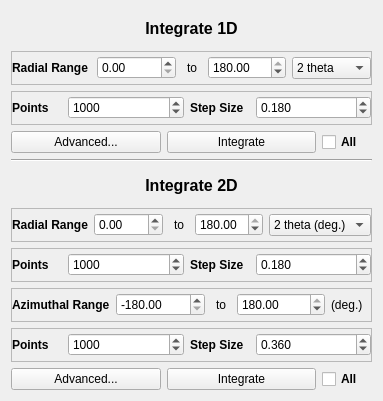
The window that xdart/experiments/ttheta_scan/gui/integratorUI.ui (rwalroth/xdart) describes before a commit, drawn with Qt 5.
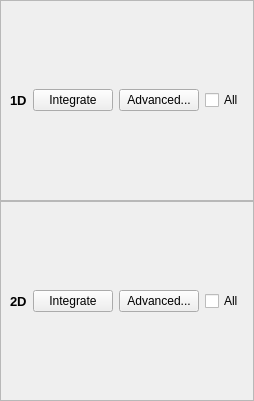
The same window after the commit.

Commit message:
Range widget UI finalized and internally wired
Still needs to connect to sphere args

What changed in the file:
```diff
--- a/xdart/experiments/ttheta_scan/gui/integratorUI.ui
+++ b/xdart/experiments/ttheta_scan/gui/integratorUI.ui
@@ -6,271 +6,31 @@
    <rect>
     <x>0</x>
     <y>0</y>
-    <width>383</width>
+    <width>239</width>
     <height>401</height>
    </rect>
   </property>
   <property name="windowTitle">
    <string>Form</string>
   </property>
-  <layout class="QGridLayout" name="gridLayout">
-   <item row="0" column="0" colspan="3">
-    <widget class="QLabel" name="label">
-     <property name="font">
-      <font>
-       <pointsize>12</pointsize>
-       <weight>75</weight>
-       <bold>true</bold>
-      </font>
-     </property>
-     <property name="text">
-      <string>Integrate 1D</string>
-     </property>
-     <property name="textFormat">
-      <enum>Qt::AutoText</enum>
-     </property>
-     <property name="alignment">
-      <set>Qt::AlignCenter</set>
-     </property>
-    </widget>
-   </item>
-   <item row="1" column="0" colspan="3">
-    <widget class="QFrame" name="radialRange1DFrame">
-     <property name="frameShape">
-      <enum>QFrame::StyledPanel</enum>
-     </property>
-     <property name="frameShadow">
-      <enum>QFrame::Raised</enum>
-     </property>
-     <layout class="QHBoxLayout" name="horizontalLayout">
-      <property name="leftMargin">
-       <number>0</number>
-      </property>
-      <property name="topMargin">
-       <number>0</number>
-      </property>
-      <property name="rightMargin">
-       <number>0</number>
-      </property>
-      <property name="bottomMargin">
-       <number>0</number>
-      </property>
-      <item>
-       <widget class="QLabel" name="label_3">
-        <property name="font">
-         <font>
-          <weight>75</weight>
-          <bold>true</bold>
-         </font>
-        </property>
-        <property name="text">
-         <string>Radial Range</string>
-        </property>
-       </widget>
-      </item>
-      <item>
-       <widget class="QDoubleSpinBox" name="radialLow1D">
-        <property name="maximum">
-         <double>180.000000000000000</double>
-        </property>
-       </widget>
-      </item>
-      <item>
-       <widget class="QLabel" name="label_4">
-        <property name="maximumSize">
-         <size>
-          <width>20</width>
-          <height>16777215</height>
-         </size>
-        </property>
-        <property name="text">
-         <string>to</string>
-        </property>
-        <property name="alignment">
-         <set>Qt::AlignCenter</set>
-        </property>
-       </widget>
-      </item>
-      <item>
-       <widget class="QDoubleSpinBox" name="doubleSpinBox_2">
-        <property name="maximum">
-         <double>180.000000000000000</double>
-        </property>
-        <property name="value">
-         <double>180.000000000000000</double>
-        </property>
-       </widget>
-      </item>
-      <item>
-       <widget class="QComboBox" name="comboBox">
-        <item>
-         <property name="text">
-          <string>2 theta</string>
-         </property>
-        </item>
-        <item>
-         <property name="text">
-          <string>q</string>
-         </property>
-        </item>
-       </widget>
-      </item>
-     </layout>
-    </widget>
-   </item>
-   <item row="2" column="0" colspan="3">
-    <widget class="QFrame" name="radialPoints1DFrame">
-     <property name="frameShape">
-      <enum>QFrame::StyledPanel</enum>
-     </property>
-     <property name="frameShadow">
-      <enum>QFrame::Raised</enum>
-     </property>
-     <layout class="QHBoxLayout" name="horizontalLayout_4">
-      <property name="leftMargin">
-       <number>0</number>
-      </property>
-      <property name="topMargin">
-       <number>0</number>
-      </property>
-      <property name="rightMargin">
-       <number>0</number>
-      </property>
-      <property name="bottomMargin">
-       <number>0</number>
-      </property>
-      <item>
-       <widget class="QLabel" name="label_10">
-        <property name="maximumSize">
-         <size>
-          <width>50</width>
-          <height>16777215</height>
-         </size>
-        </property>
-        <property name="font">
-         <font>
-          <weight>75</weight>
-          <bold>true</bold>
-         </font>
-        </property>
-        <property name="text">
-         <string>Points</string>
-        </property>
-        <property name="alignment">
-         <set>Qt::AlignLeading|Qt::AlignLeft|Qt::AlignVCenter</set>
-        </property>
-       </widget>
-      </item>
-      <item>
-       <widget class="QSpinBox" name="spinBox">
-        <property name="maximum">
-         <number>100000</number>
-        </property>
-        <property name="value">
-         <number>1000</number>
-        </property>
-       </widget>
-      </item>
-      <item>
-       <widget class="QLabel" name="label_11">
-        <property name="maximumSize">
-         <size>
-          <width>60</width>
-          <height>16777215</height>
-         </size>
-        </property>
-        <property name="font">
-         <font>
-          <weight>75</weight>
-          <bold>true</bold>
-         </font>
-        </property>
-        <property name="text">
-         <string>Step Size</string>
-        </property>
-        <property name="alignment">
-         <set>Qt::AlignLeading|Qt::AlignLeft|Qt::AlignVCenter</set>
-        </property>
-       </widget>
-      </item>
-      <item>
-       <widget class="QDoubleSpinBox" name="doubleSpinBox_7">
-        <property name="decimals">
-         <number>3</number>
-        </property>
-        <property name="maximum">
-         <double>100.000000000000000</double>
-        </property>
-        <property name="singleStep">
-         <double>0.100000000000000</double>
-        </property>
-        <property name="value">
-         <double>0.180000000000000</double>
-        </property>
-       </widget>
-      </item>
-     </layout>
-    </widget>
-   </item>
-   <item row="3" column="0">
-    <widget class="QPushButton" name="advanced1D">
-     <property name="text">
-      <string>Advanced...</string>
-     </property>
-    </widget>
-   </item>
-   <item row="3" column="1">
-    <widget class="QPushButton" name="integrate1D">
-     <property name="text">
-      <string>Integrate</string>
-     </property>
-    </widget>
-   </item>
-   <item row="3" column="2">
-    <widget class="QCheckBox" name="all1D">
-     <property name="maximumSize">
-      <size>
-       <width>50</width>
-       <height>16777215</height>
-      </size>
-     </property>
-     <property name="font">
-      <font>
-       <weight>75</weight>
-       <bold>true</bold>
-      </font>
-     </property>
-     <property name="text">
-      <string>All</string>
-     </property>
-    </widget>
-   </item>
-   <item row="4" column="0" colspan="3">
-    <widget class="Line" name="line">
-     <property name="orientation">
-      <enum>Qt::Horizontal</enum>
-     </property>
-    </widget>
-   </item>
-   <item row="5" column="0" colspan="3">
-    <widget class="QLabel" name="label_2">
-     <property name="font">
-      <font>
-       <pointsize>12</pointsize>
-       <weight>75</weight>
-       <bold>true</bold>
-      </font>
-     </property>
-     <property name="text">
-      <string>Integrate 2D</string>
-     </property>
-     <property name="alignment">
-      <set>Qt::AlignCenter</set>
-     </property>
-    </widget>
-   </item>
-   <item row="6" column="0" colspan="3">
-    <widget class="QFrame" name="radialRange2DFrame">
+  <layout class="QVBoxLayout" name="verticalLayout">
+   <property name="spacing">
+    <number>0</number>
+   </property>
+   <property name="leftMargin">
+    <number>0</number>
+   </property>
+   <property name="topMargin">
+    <number>0</number>
+   </property>
+   <property name="rightMargin">
+    <number>0</number>
+   </property>
+   <property name="bottomMargin">
+    <number>0</number>
+   </property>
+   <item>
+    <widget class="QFrame" name="buttonFrame1D">
      <property name="frameShape">
       <enum>QFrame::StyledPanel</enum>
      </property>
@@ -278,400 +38,103 @@
       <enum>QFrame::Raised</enum>
      </property>
      <layout class="QHBoxLayout" name="horizontalLayout_2">
-      <property name="leftMargin">
-       <number>0</number>
-      </property>
-      <property name="topMargin">
-       <number>0</number>
-      </property>
-      <property name="rightMargin">
-       <number>0</number>
-      </property>
-      <property name="bottomMargin">
-       <number>0</number>
-      </property>
       <item>
-       <widget class="QLabel" name="label_5">
-        <property name="font">
-         <font>
-          <weight>75</weight>
-          <bold>true</bold>
-         </font>
-        </property>
-        <property name="text">
-         <string>Radial Range</string>
-        </property>
-       </widget>
-      </item>
-      <item>
-       <widget class="QDoubleSpinBox" name="doubleSpinBox_3">
-        <property name="maximum">
-         <double>180.000000000000000</double>
-        </property>
-       </widget>
-      </item>
-      <item>
-       <widget class="QLabel" name="label_6">
+       <widget class="QLabel" name="label_2">
         <property name="maximumSize">
          <size>
-          <width>20</width>
+          <width>30</width>
           <height>16777215</height>
          </size>
         </property>
-        <property name="text">
-         <string>to</string>
-        </property>
-        <property name="alignment">
-         <set>Qt::AlignCenter</set>
-        </property>
-       </widget>
-      </item>
-      <item>
-       <widget class="QDoubleSpinBox" name="doubleSpinBox_4">
-        <property name="maximum">
-         <double>180.000000000000000</double>
-        </property>
-        <property name="value">
-         <double>180.000000000000000</double>
-        </property>
-       </widget>
-      </item>
-      <item>
-       <widget class="QComboBox" name="comboBox_2">
-        <item>
-         <property name="text">
-          <string>2 theta (deg.)</string>
-         </property>
-        </item>
-        <item>
-         <property name="text">
-          <string>q (A-1)</string>
-         </property>
-        </item>
-       </widget>
-      </item>
-     </layout>
-    </widget>
-   </item>
-   <item row="7" column="0" colspan="3">
-    <widget class="QFrame" name="radialPoints2DFrame">
-     <property name="frameShape">
-      <enum>QFrame::StyledPanel</enum>
-     </property>
-     <property name="frameShadow">
-      <enum>QFrame::Raised</enum>
-     </property>
-     <layout class="QHBoxLayout" name="horizontalLayout_8">
-      <property name="leftMargin">
-       <number>0</number>
-      </property>
-      <property name="topMargin">
-       <number>0</number>
-      </property>
-      <property name="rightMargin">
-       <number>0</number>
-      </property>
-      <property name="bottomMargin">
-       <number>0</number>
-      </property>
-      <item>
-       <widget class="QLabel" name="label_19">
-        <property name="maximumSize">
-         <size>
-          <width>50</width>
-          <height>16777215</height>
-         </size>
-        </property>
         <property name="font">
          <font>
+          <pointsize>10</pointsize>
           <weight>75</weight>
           <bold>true</bold>
          </font>
         </property>
         <property name="text">
-         <string>Points</string>
+         <string>1D</string>
         </property>
-        <property name="alignment">
-         <set>Qt::AlignLeading|Qt::AlignLeft|Qt::AlignVCenter</set>
-        </property>
        </widget>
       </item>
       <item>
-       <widget class="QSpinBox" name="spinBox_5">
-        <property name="maximum">
-         <number>100000</number>
-        </property>
-        <property name="value">
-         <number>1000</number>
-        </property>
-       </widget>
-      </item>
-      <item>
-       <widget class="QLabel" name="label_18">
-        <property name="maximumSize">
-         <size>
-          <width>60</width>
-          <height>16777215</height>
-         </size>
-        </property>
-        <property name="font">
-         <font>
-          <weight>75</weight>
-          <bold>true</bold>
-         </font>
-        </property>
+       <widget class="QPushButton" name="integrate1D">
         <property name="text">
-         <string>Step Size</string>
+         <string>Integrate</string>
         </property>
-        <property name="alignment">
-         <set>Qt::AlignLeading|Qt::AlignLeft|Qt::AlignVCenter</set>
-        </property>
        </widget>
       </item>
       <item>
-       <widget class="QDoubleSpinBox" name="doubleSpinBox_11">
-        <property name="decimals">
-         <number>3</number>
-        </property>
-        <property name="maximum">
-         <double>100.000000000000000</double>
-        </property>
-        <property name="singleStep">
-         <double>0.100000000000000</double>
-        </property>
-        <property name="value">
-         <double>0.180000000000000</double>
-        </property>
-       </widget>
-      </item>
-     </layout>
-    </widget>
-   </item>
-   <item row="8" column="0" colspan="3">
-    <widget class="QFrame" name="azimuthRangeFrame">
-     <property name="frameShape">
-      <enum>QFrame::StyledPanel</enum>
-     </property>
-     <property name="frameShadow">
-      <enum>QFrame::Raised</enum>
-     </property>
-     <layout class="QHBoxLayout" name="horizontalLayout_3">
-      <property name="leftMargin">
-       <number>0</number>
-      </property>
-      <property name="topMargin">
-       <number>0</number>
-      </property>
-      <property name="rightMargin">
-       <number>0</number>
-      </property>
-      <property name="bottomMargin">
-       <number>0</number>
-      </property>
-      <item>
-       <widget class="QLabel" name="label_7">
-        <property name="font">
-         <font>
-          <weight>75</weight>
-          <bold>true</bold>
-         </font>
-        </property>
+       <widget class="QPushButton" name="advanced1D">
         <property name="text">
-         <string>Azimuthal Range</string>
+         <string>Advanced...</string>
         </property>
        </widget>
       </item>
       <item>
-       <widget class="QDoubleSpinBox" name="doubleSpinBox_5">
-        <property name="minimum">
-         <double>-180.000000000000000</double>
-        </property>
-        <property name="maximum">
-         <double>180.000000000000000</double>
-        </property>
-        <property name="value">
-         <double>-180.000000000000000</double>
-        </property>
-       </widget>
-      </item>
-      <item>
-       <widget class="QLabel" name="label_8">
-        <property name="minimumSize">
-         <size>
-          <width>0</width>
-          <height>0</height>
-         </size>
-        </property>
-        <property name="maximumSize">
-         <size>
-          <width>20</width>
-          <height>16777215</height>
-         </size>
-        </property>
+       <widget class="QCheckBox" name="all1D">
         <property name="text">
-         <string>to</string>
+         <string>All</string>
         </property>
-        <property name="alignment">
-         <set>Qt::AlignCenter</set>
-        </property>
        </widget>
       </item>
-      <item>
-       <widget class="QDoubleSpinBox" name="doubleSpinBox_6">
-        <property name="minimum">
-         <double>-180.000000000000000</double>
-        </property>
-        <property name="maximum">
-         <double>180.000000000000000</double>
-        </property>
-        <property name="value">
-         <double>180.000000000000000</double>
-        </property>
-       </widget>
-      </item>
-      <item>
-       <widget class="QLabel" name="label_9">
-        <property name="minimumSize">
-         <size>
-          <width>0</width>
-          <height>0</height>
-         </size>
-        </property>
-        <property name="maximumSize">
-         <size>
-          <width>40</width>
-          <height>16777215</height>
-         </size>
-        </property>
-        <property name="text">
-         <string>(deg.)</string>
-        </property>
-       </widget>
-      </item>
      </layout>
     </widget>
    </item>
-   <item row="9" column="0" colspan="3">
-    <widget class="QFrame" name="azimuthPointsFrame">
+   <item>
+    <widget class="QFrame" name="buttonFrame2D">
      <property name="frameShape">
       <enum>QFrame::StyledPanel</enum>
      </property>
      <property name="frameShadow">
       <enum>QFrame::Raised</enum>
      </property>
-     <layout class="QHBoxLayout" name="horizontalLayout_9">
-      <property name="leftMargin">
-       <number>0</number>
-      </property>
-      <property name="topMargin">
-       <number>0</number>
-      </property>
-      <property name="rightMargin">
-       <number>0</number>
-      </property>
-      <property name="bottomMargin">
-       <number>0</number>
-      </property>
+     <layout class="QHBoxLayout" name="horizontalLayout">
       <item>
-       <widget class="QLabel" name="label_21">
+       <widget class="QLabel" name="label">
         <property name="maximumSize">
          <size>
-          <width>50</width>
+          <width>30</width>
           <height>16777215</height>
          </size>
         </property>
         <property name="font">
          <font>
+          <pointsize>10</pointsize>
           <weight>75</weight>
           <bold>true</bold>
          </font>
         </property>
         <property name="text">
-         <string>Points</string>
+         <string>2D</string>
         </property>
-        <property name="alignment">
-         <set>Qt::AlignLeading|Qt::AlignLeft|Qt::AlignVCenter</set>
-        </property>
        </widget>
       </item>
       <item>
-       <widget class="QSpinBox" name="azimuthNumPoints">
-        <property name="maximum">
-         <number>100000</number>
+       <widget class="QPushButton" name="integrate2D">
+        <property name="text">
+         <string>Integrate</string>
         </property>
-        <property name="value">
-         <number>1000</number>
-        </property>
        </widget>
       </item>
       <item>
-       <widget class="QLabel" name="label_20">
-        <property name="maximumSize">
-         <size>
-          <width>60</width>
-          <height>16777215</height>
-         </size>
-        </property>
-        <property name="font">
-         <font>
-          <weight>75</weight>
-          <bold>true</bold>
-         </font>
-        </property>
+       <widget class="QPushButton" name="advanced2D">
         <property name="text">
-         <string>Step Size</string>
+         <string>Advanced...</string>
         </property>
-        <property name="alignment">
-         <set>Qt::AlignLeading|Qt::AlignLeft|Qt::AlignVCenter</set>
-        </property>
        </widget>
       </item>
       <item>
-       <widget class="QDoubleSpinBox" name="azimuthStep">
-        <property name="decimals">
-         <number>3</number>
+       <widget class="QCheckBox" name="all2D">
+        <property name="text">
+         <string>All</string>
         </property>
-        <property name="maximum">
-         <double>100.000000000000000</double>
-        </property>
-        <property name="singleStep">
-         <double>0.100000000000000</double>
-        </property>
-        <property name="value">
-         <double>0.360000000000000</double>
-        </property>
        </widget>
       </item>
      </layout>
     </widget>
    </item>
-   <item row="10" column="0">
-    <widget class="QPushButton" name="advanced2D">
-     <property name="text">
-      <string>Advanced...</string>
-     </property>
-    </widget>
-   </item>
-   <item row="10" column="1">
-    <widget class="QPushButton" name="integrate2D">
-     <property name="text">
-      <string>Integrate</string>
-     </property>
-    </widget>
-   </item>
-   <item row="10" column="2">
-    <widget class="QCheckBox" name="all2D">
-     <property name="font">
-      <font>
-       <weight>75</weight>
-       <bold>true</bold>
-      </font>
-     </property>
-     <property name="text">
-      <string>All</string>
-     </property>
-    </widget>
-   </item>
   </layout>
  </widget>
  <resources/>
```
The commit also changes 6 other files.
